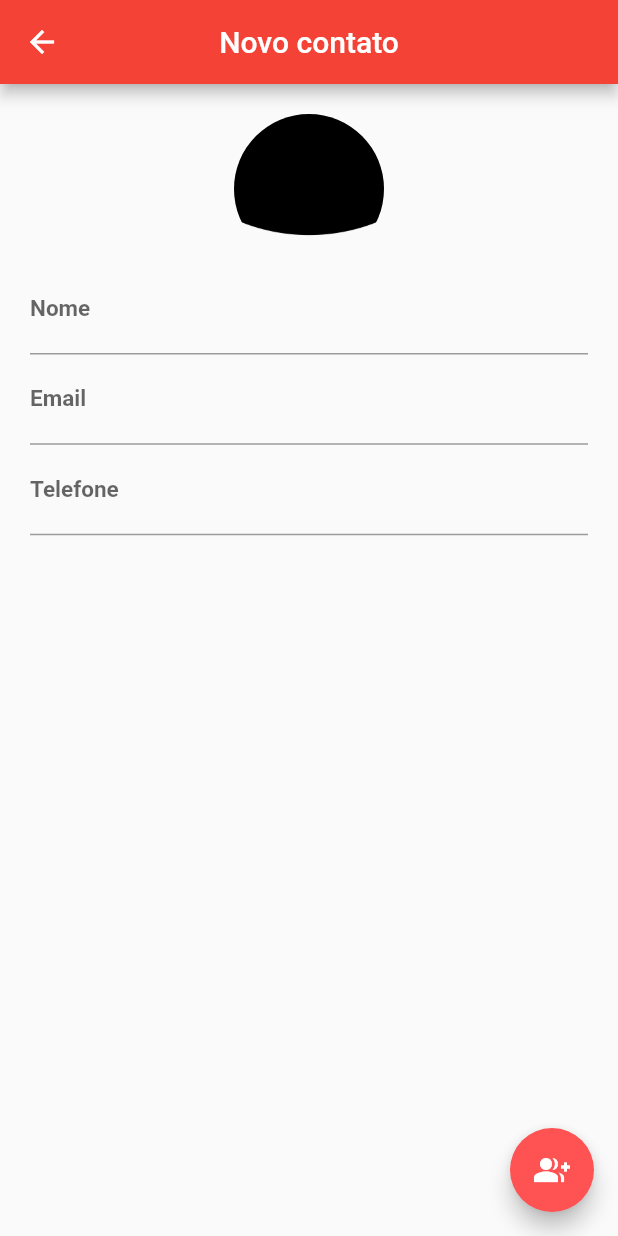
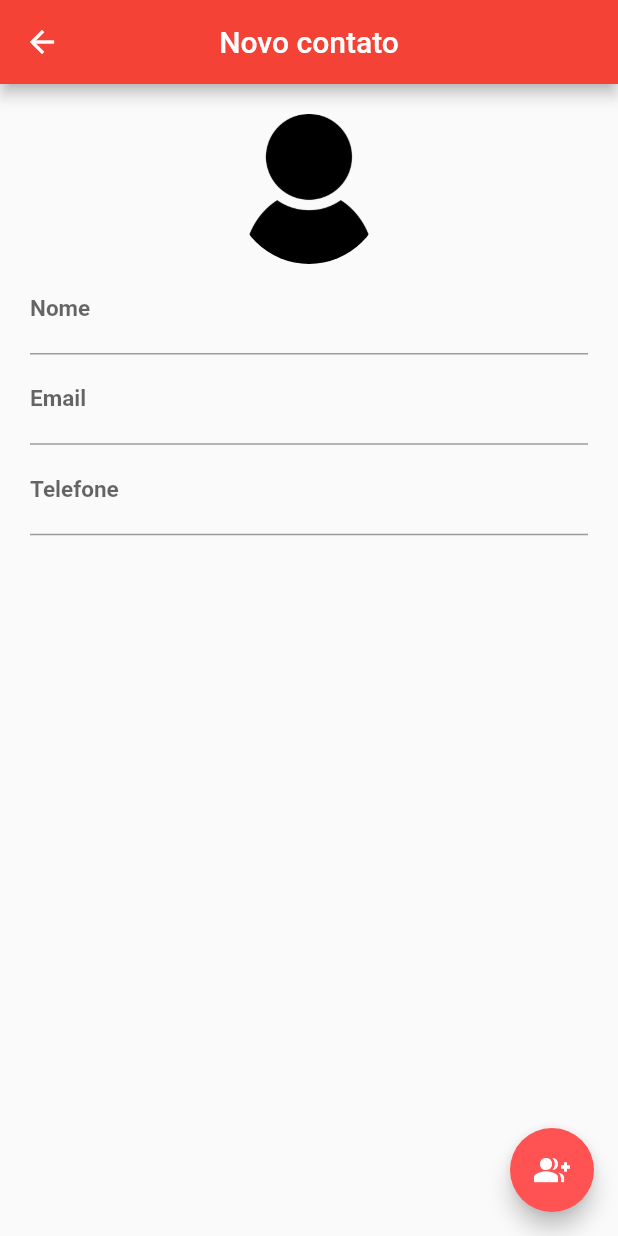
Before and after one commit to PeterCcT/Agenda-de-contatos-Flutter, a Flutter app: the PaginaContato screen opened directly, on a phone screen of 412 x 824 dp. Run offline on Flutter 3.47's test engine with Material 2 defaults, Android fonts, the phone set to English and light mode, and no system bars; our stand-ins replace image_picker, sqflite; accounts and stored records are empty.

Commit message:
Pequeno ajuste

```diff
--- a/lib/ui/contatos.dart
+++ b/lib/ui/contatos.dart
@@ -72,7 +72,7 @@ class _PaginaContatoState extends State<PaginaContato> {
                               File(_editarContato.img),
                             )
                           : AssetImage("images/contato.png"),
-                          fit: BoxFit.cover
+                          fit: BoxFit.scaleDown
                     ),
                   ),
                 ),
```
